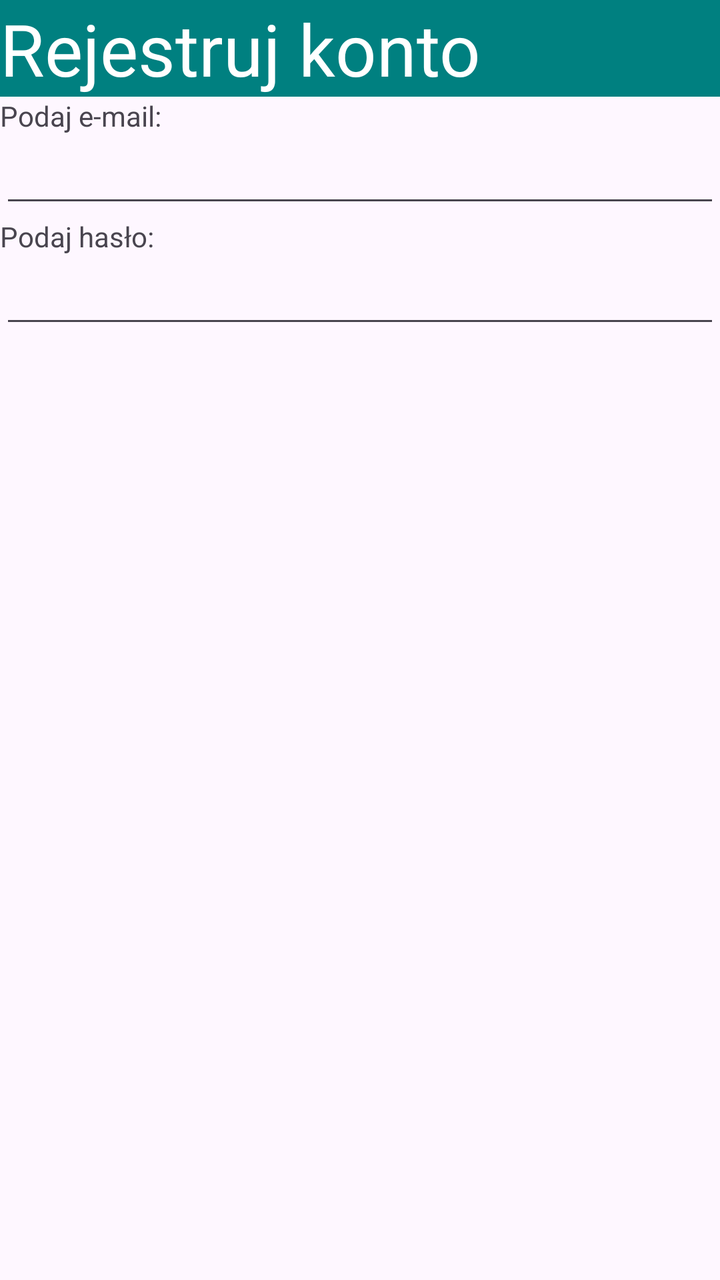
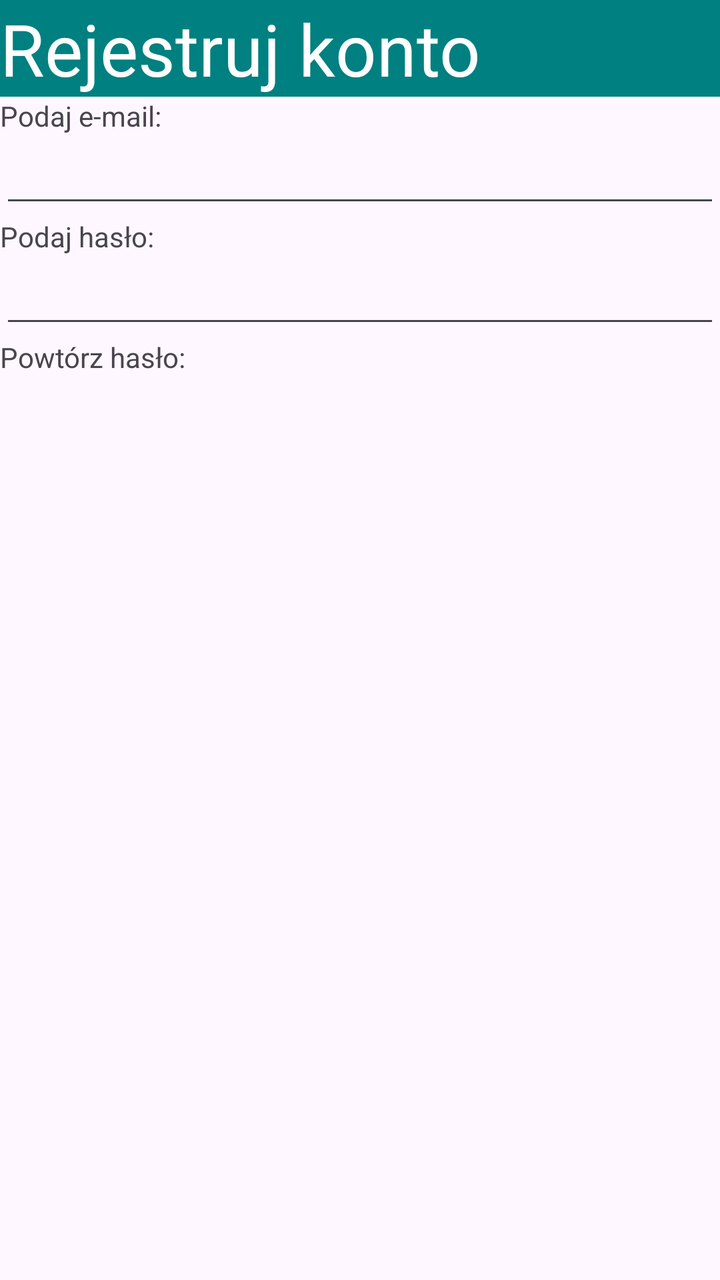

Before-and-after screenshots of an Android layout around one commit, followed by the original layout XML and the change that was made.
<!-- AndroidManifest.xml: application theme Theme._05_zadanie1 -->
<!-- res/layout/activity_main.xml -->
<?xml version="1.0" encoding="utf-8"?>
<LinearLayout xmlns:android="http://schemas.android.com/apk/res/android"
    xmlns:app="http://schemas.android.com/apk/res-auto"
    xmlns:tools="http://schemas.android.com/tools"
    android:id="@+id/main"
    android:layout_width="match_parent"
    android:layout_height="match_parent"
    android:orientation="vertical"
    tools:context=".MainActivity" >

    <TextView
        android:id="@+id/textView"
        android:layout_width="match_parent"
        android:layout_height="wrap_content"
        android:background="#008080"
        android:text="Rejestruj konto"
        android:textColor="#FFFFFF"
        android:textSize="36sp" />

    <TextView
        android:id="@+id/textView2"
        android:layout_width="match_parent"
        android:layout_height="wrap_content"
        android:text="Podaj e-mail:" />

    <EditText
        android:id="@+id/editTextTextEmailAddress"
        android:layout_width="match_parent"
        android:layout_height="wrap_content"
        android:ems="10"
        android:inputType="textEmailAddress" />

    <TextView
        android:id="@+id/textView3"
        android:layout_width="match_parent"
        android:layout_height="wrap_content"
        android:text="Podaj hasło:" />

    <EditText
        android:id="@+id/editTextTextPassword"
        android:layout_width="match_parent"
        android:layout_height="wrap_content"
        android:ems="10"
        android:inputType="textPassword" />
</LinearLayout>
<!-- resources referenced by this layout -->
<resources>
  <style name="Theme._05_zadanie1" parent="Base.Theme._05_zadanie1" />
  <style name="Base.Theme._05_zadanie1" parent="Theme.Material3.DayNight.NoActionBar">
          
          
      </style>
</resources>

<!-- the commit's change to res/layout/activity_main.xml (unified diff, before → after) -->
@@ -42,4 +42,10 @@
         android:layout_height="wrap_content"
         android:ems="10"
         android:inputType="textPassword" />
+
+    <TextView
+        android:id="@+id/textView5"
+        android:layout_width="match_parent"
+        android:layout_height="wrap_content"
+        android:text="Powtórz hasło:" />
 </LinearLayout>
